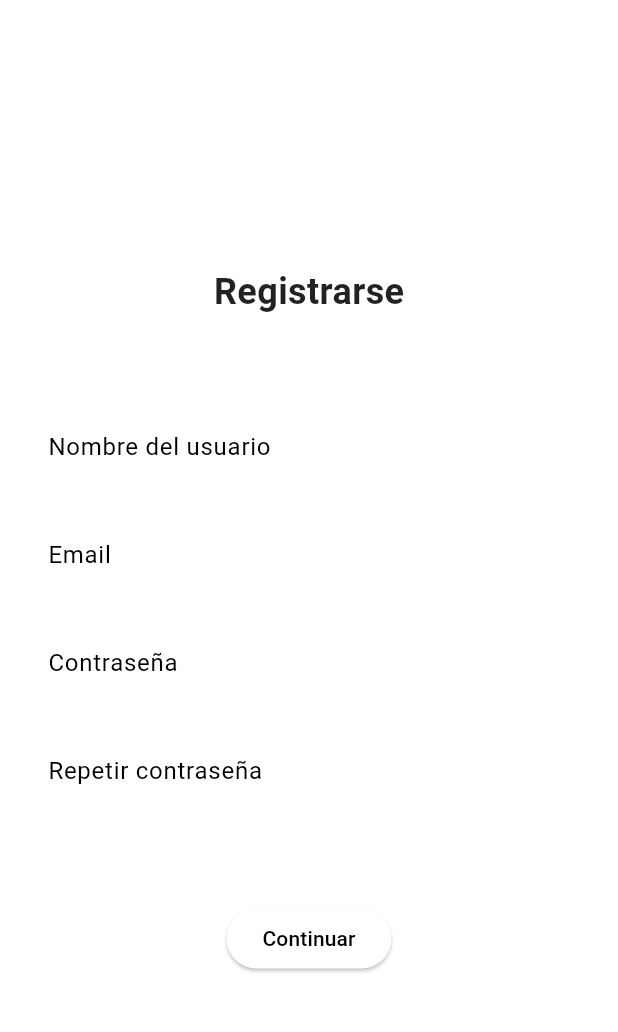
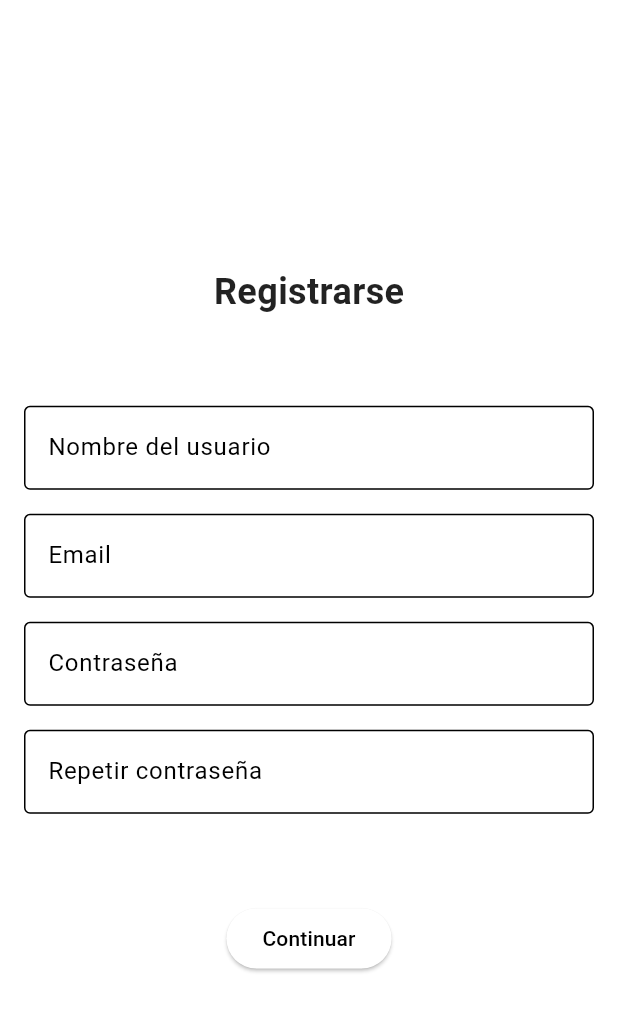
Before and after one commit to AdrianZanon/Whatsapp2, a Flutter app: the screen it shows after launch, after a tap on "Crear Usuario", on a phone screen of 412 x 824 dp, the part 84-1116 px from its top. Run offline on Flutter 3.47's test engine with Material 3 defaults, Android fonts, the phone set to English and light mode, and no system bars; our stand-ins replace image_picker, shared_preferences.

```diff
--- a/whatsapp2/lib/LogIn.dart
+++ b/whatsapp2/lib/LogIn.dart
@@ -1,5 +1,4 @@
 import 'package:flutter/material.dart';
-import 'package:whatsapp2/PprincipalInigo.dart';
 import 'package:whatsapp2/PprincipalInigo.dart';
 import 'package:whatsapp2/PprincipalJavi.dart';
 import 'package:whatsapp2/PprincipalSergi.dart';
@@ -36,7 +35,7 @@ class MyApp extends StatelessWidget {
           iconTheme: IconThemeData(color: Colors.amber),
         ),
       ),
-      home: InicioSesion(), // Página inicial corregida
+      home: InicioSesion(),
     );
   }
 }
@@ -118,14 +117,27 @@ class InicioSesion extends StatelessWidget {
   Widget build(BuildContext context) {
     return Scaffold(
       appBar: AppBar(
-        title: Text('Inicio de Sesión'),
+        title: Text('Whatsapp 2'),
       ),
       body: Padding(
-        padding: const EdgeInsets.all(16.0),
+        padding: const EdgeInsets.all(64.0),
         child: Column(
           mainAxisAlignment: MainAxisAlignment.center,
           crossAxisAlignment: CrossAxisAlignment.stretch,
           children: [
+            // Texto encima del campo "Nombre de Usuario"
+            Text(
+              'Iniciar Sesión',
+              textAlign: TextAlign.center,
+              style: TextStyle(
+                fontSize: 24,
+                fontWeight: FontWeight.bold,
+                color: Colors.black,
+              ),
+            ),
+            SizedBox(
+                height: 32), // Espaciado entre el texto y el campo de usuario
+
             // Campo de texto para el nombre de usuario
             TextField(
               controller: usuarioController,
@@ -158,6 +170,7 @@ class InicioSesion extends StatelessWidget {
               ),
             ),
             SizedBox(height: 16), // Espaciado entre los campos de texto
+
             // Campo de texto para la contraseña
             TextField(
               controller: contrasenaController,
@@ -193,7 +206,8 @@ class InicioSesion extends StatelessWidget {
             SizedBox(
                 height:
                     16), // Espaciado entre los campos de texto y los botones
-            // Botón para iniciar sesión
+
+            // Botón para iniciar sesión con el texto "Whatsapp 2"
             ElevatedButton(
               onPressed: () async {
                 String logueado = usuarioController.text;
@@ -219,9 +233,10 @@ class InicioSesion extends StatelessWidget {
                   );
                 }
               },
-              child: Text('Iniciar Sesión'),
+              child: Text('Iniciar Sesión'), // Cambio aquí
             ),
             SizedBox(height: 20), // Espacio entre los botones
+
             // Botón para crear usuario
             ElevatedButton(
               onPressed: () {
--- a/whatsapp2/lib/SingUp.dart
+++ b/whatsapp2/lib/SingUp.dart
@@ -62,7 +62,7 @@ class SingUp extends StatelessWidget {
                             controller: nombreController,
                             decoration: InputDecoration(
                               labelText: 'Nombre del usuario',
-                              border: OutlineInputBorder(),
+                              enabledBorder: OutlineInputBorder(),
                             ),
                           ),
                           SizedBox(height: 16),
@@ -70,7 +70,7 @@ class SingUp extends StatelessWidget {
                             controller: emailController,
                             decoration: InputDecoration(
                               labelText: 'Email',
-                              border: OutlineInputBorder(),
+                              enabledBorder: OutlineInputBorder(),
                             ),
                           ),
                           SizedBox(height: 16),
@@ -79,7 +79,7 @@ class SingUp extends StatelessWidget {
                             obscureText: true,
                             decoration: InputDecoration(
                               labelText: 'Contraseña',
-                              border: OutlineInputBorder(),
+                              enabledBorder: OutlineInputBorder(),
                             ),
                           ),
                           SizedBox(height: 16),
@@ -88,7 +88,7 @@ class SingUp extends StatelessWidget {
                             obscureText: true,
                             decoration: InputDecoration(
                               labelText: 'Repetir contraseña',
-                              border: OutlineInputBorder(),
+                              enabledBorder: OutlineInputBorder(),
                             ),
                           ),
                         ],
```
Also changed, not shown: 1 other file.
